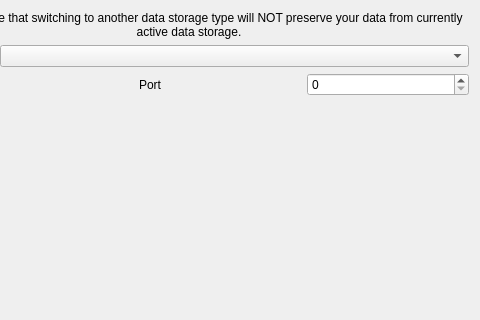
This is src/gui/formsettings.ui in martinrotter/rssguard as Qt 5 draws it before an edit; both pictures show x 328 to 808 and y 0 to 320 of the 808 by 410 pixel window. The edited form follows.
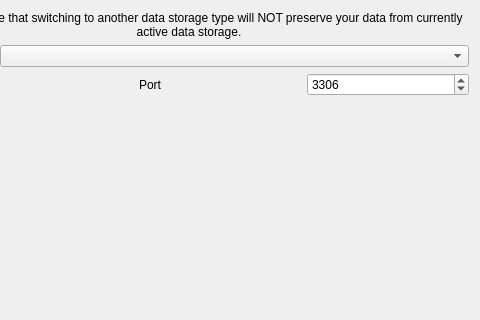
This is the edited form. The open tabs and pages were chosen to show the change. Custom widgets are drawn as their Qt base class.

```diff
--- a/src/gui/formsettings.ui
+++ b/src/gui/formsettings.ui
@@ -243,6 +243,15 @@
                  <height>0</height>
                 </size>
                </property>
+               <property name="minimum">
+                <number>1</number>
+               </property>
+               <property name="maximum">
+                <number>65536</number>
+               </property>
+               <property name="value">
+                <number>3306</number>
+               </property>
               </widget>
              </item>
             </layout>
```
Left out of the diff: 14 changed lines with no effect on the pictures.
